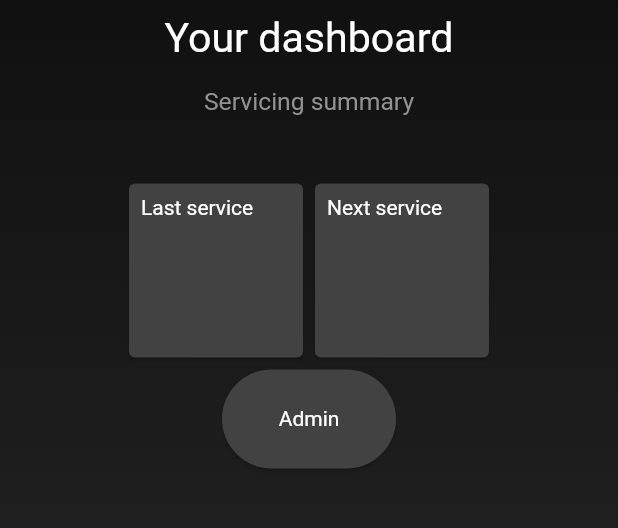
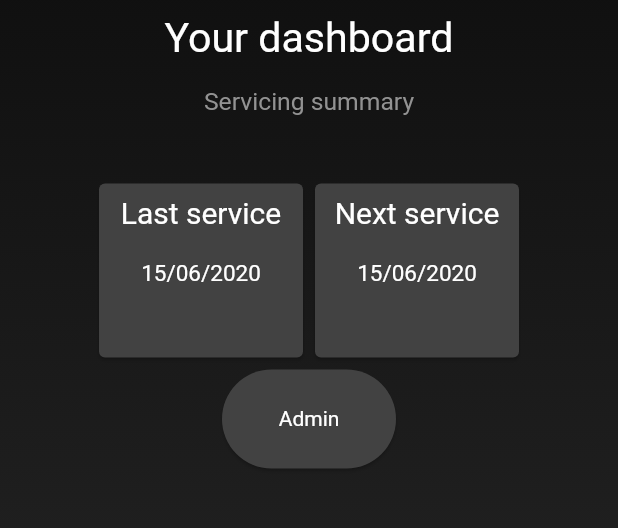
Before and after one commit to vince-254/mvmis, a Flutter app: the Dashboard screen opened directly, on a phone screen of 412 x 824 dp, the part 595-1123 px from its top. Run offline on Flutter 3.47's test engine with Material 2 defaults, Android fonts, the phone set to English and light mode, and no system bars; our stand-ins replace firebase_auth, firebase_messaging, flutter_local_notifications, google_fonts, simple_animations, sqflite; accounts and stored records are empty.

Commit message:
Added Notification onUserCreated, Modified dashboard

```diff
--- a/lib/screens/dashboard.dart
+++ b/lib/screens/dashboard.dart
@@ -62,14 +62,40 @@ class _DashboardState extends State<Dashboard> {
                   child: Padding(
                     padding: const EdgeInsets.all(8.0),
                     child: Container(
-                        width: 100, height: 100, child: Text("Last service")),
+                        width: 120,
+                        height: 100,
+                        child: Column(
+                          children: [
+                            Text("Last service",
+                                style: TextStyle(fontSize: 20)),
+                            Padding(
+                              padding: const EdgeInsets.only(top: 20),
+                              child: Text("15/06/2020",
+                                  style: TextStyle(fontSize: 15)),
+                            )
+                          ],
+                        )),
                   ),
                 ),
                 Card(
                   child: Padding(
                     padding: const EdgeInsets.all(8.0),
                     child: Container(
-                        width: 100, height: 100, child: Text("Next service")),
+                        width: 120,
+                        height: 100,
+                        child: Column(
+                          children: [
+                            Text(
+                              "Next service",
+                              style: TextStyle(fontSize: 20),
+                            ),
+                            Padding(
+                              padding: const EdgeInsets.only(top: 20),
+                              child: Text("15/06/2020",
+                                  style: TextStyle(fontSize: 15)),
+                            ),
+                          ],
+                        )),
                   ),
                 )
               ],
@@ -89,8 +115,10 @@ class _DashboardState extends State<Dashboard> {
                     },
                     child: Padding(
                       padding: const EdgeInsets.all(8.0),
-                      child:
-                          Container(width: 100, height: 50, child: Center(child: Text("Admin"))),
+                      child: Container(
+                          width: 100,
+                          height: 50,
+                          child: Center(child: Text("Admin"))),
                     ),
                   ),
                 ),
```
Also changed, not shown: lib/screens/admin.dart (+116 -6 lines), pubspec.lock, 1 other file.
